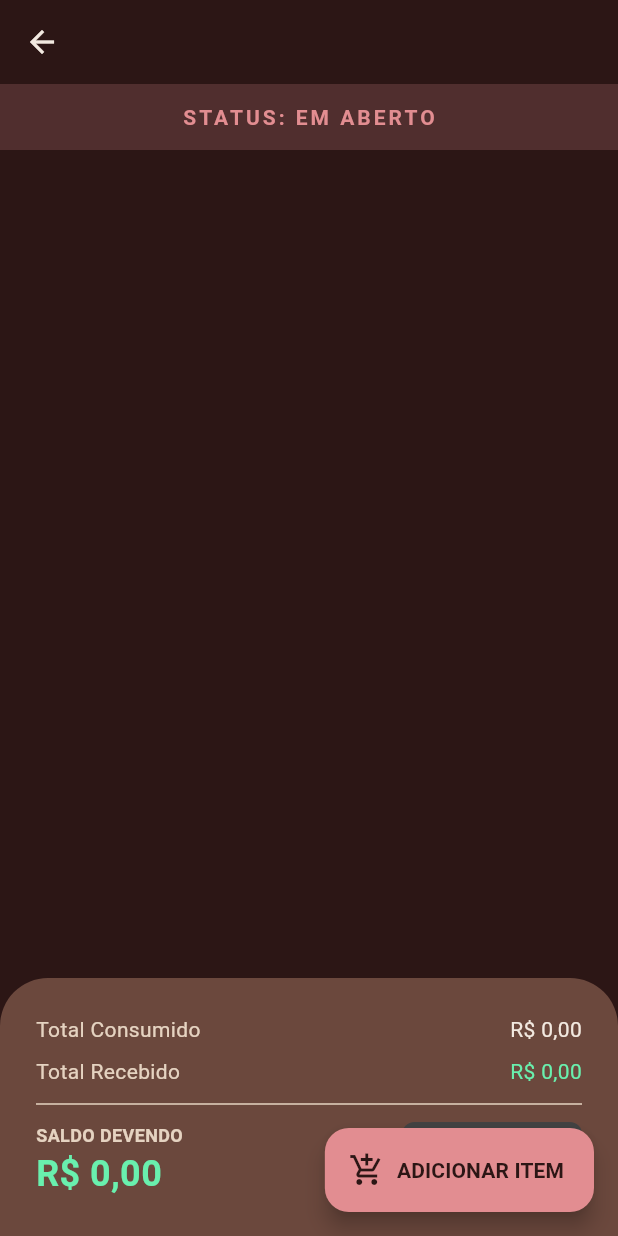
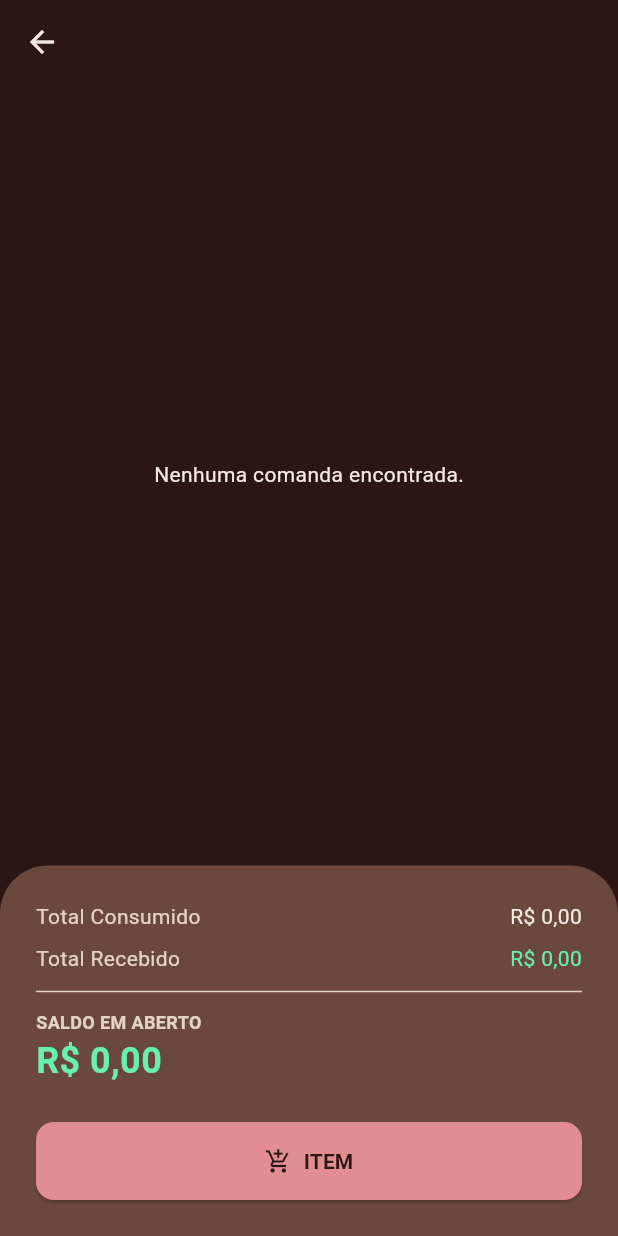
Before and after one commit to GiulianTF/Projeto_Bazar, a Flutter app: the ComandaDetailView screen opened directly with empty values, on a phone screen of 412 x 824 dp. Run offline on Flutter 3.47's test engine with Material 3 defaults, Android fonts, the phone set to English and light mode, and no system bars; our stand-ins replace cloud_firestore, firebase_core, qr_flutter, rxdart, screenshot, share_plus; missing offline and left inert: mobile_scanner; accounts and stored records are empty.

Commit message:
Correções de campos e formatação e implementação do sistema de atualização em tempo real

```diff
--- a/Projeto_Bazar/lib/features/casal/casal_module.dart
+++ b/Projeto_Bazar/lib/features/casal/casal_module.dart
@@ -9,9 +9,9 @@ import 'presentation/views/casal_management_view.dart';
 class CasalModule {
   static Widget build() {
     final service = CasalRemoteService();
-    final repository = CasalRepository(service);
+    final comandaService = ComandaRemoteService();
 
-    final comandaService = ComandaRemoteService();
+    final repository = CasalRepository(service, comandaService);
     final comandaRepository = ComandaRepository(comandaService);
 
     final viewModel = CasalManagementViewModel(repository, comandaRepository);
--- a/Projeto_Bazar/lib/features/casal/data/repositories/casal_repository.dart
+++ b/Projeto_Bazar/lib/features/casal/data/repositories/casal_repository.dart
@@ -1,12 +1,14 @@
 import 'package:uuid/uuid.dart';
 import '../../../../shared/models/casal_model.dart';
 import '../services/casal_remote_service.dart';
+import '../../../comanda/data/services/comanda_remote_service.dart';
 
 class CasalRepository {
   final CasalRemoteService _remoteService;
+  final ComandaRemoteService _comandaRemoteService;
   final _uuid = const Uuid();
 
-  CasalRepository(this._remoteService);
+  CasalRepository(this._remoteService, this._comandaRemoteService);
 
   Future<List<CasalModel>> getCasais() async {
     return await _remoteService.getCasais();
@@ -29,6 +31,9 @@ class CasalRepository {
   }
 
   Future<void> deleteCasal(String id) async {
+    // 1. Deletar todos os dados associados (Comandas, Itens, Pagamentos)
+    await _comandaRemoteService.deleteAllDataByCasal(id);
+    // 2. Deletar o casal
     await _remoteService.deleteCasal(id);
   }
 }
--- a/Projeto_Bazar/lib/features/comanda/data/repositories/comanda_repository.dart
+++ b/Projeto_Bazar/lib/features/comanda/data/repositories/comanda_repository.dart
@@ -1,4 +1,5 @@
 import 'package:uuid/uuid.dart';
+import 'package:rxdart/rxdart.dart';
 import '../../../../shared/models/comanda_model.dart';
 import '../../../../shared/models/item_model.dart';
 import '../../../../shared/models/pagamento_model.dart';
@@ -25,6 +26,25 @@ class ComandaRepository {
       await _remoteService.createComanda(comanda);
     }
     return comanda;
+  }
+
+  Stream<ComandaModel?> obterComandaAtivaStream(String coupleId) {
+    // 1. Ouvir a comanda ativa
+    return _remoteService.getComandaStream(coupleId).switchMap((comanda) {
+      if (comanda == null) return Stream.value(null);
+
+      // 2. Se a comanda existe, ouvir seus itens e pagamentos em tempo real
+      return Rx.combineLatest2(
+        _remoteService.getItensStream(comanda.id),
+        _remoteService.getPagamentosStream(comanda.id),
+        (itens, pagamentos) {
+          return comanda.copyWith(
+            itens: itens,
+            pagamentos: pagamentos,
+          );
+        },
+      );
+    });
   }
 
   Future<ComandaModel> addItem(ComandaModel comanda, String descricao, double valor, int quantidade) async {
@@ -70,14 +90,4 @@ class ComandaRepository {
 
     return updatedComanda;
   }
-
-  Future<ComandaModel> pagarComanda(ComandaModel comanda) async {
-    if (comanda.saldoDevedor > 0) {
-      throw Exception('Não é possível encerrar uma comanda com saldo devedor.');
-    }
-
-    final updatedComanda = comanda.copyWith(status: ComandaStatus.paga);
-    await _remoteService.updateComanda(updatedComanda);
-    return updatedComanda;
-  }
 }
--- a/Projeto_Bazar/lib/features/comanda/presentation/views/comanda_detail_view.dart
+++ b/Projeto_Bazar/lib/features/comanda/presentation/views/comanda_detail_view.dart
@@ -59,30 +59,7 @@ class _ComandaDetailViewState extends State<ComandaDetailView> {
     );
   }
 
-  void _encerrar() {
-    showDialog(
-      context: context,
-      builder: (context) => AlertDialog(
-        backgroundColor: AppColors.backgroundDark,
-        title: const Text('Encerrar Comanda', style: TextStyle(color: AppColors.textPrimaryLight)),
-        content: const Text('O saldo está zerado. Deseja fechar definitivamente o ciclo dessa comanda?', style: TextStyle(color: AppColors.textPrimaryLight)),
-        actions: [
-          TextButton(
-            onPressed: () => Navigator.pop(context),
-            child: const Text('Cancelar', style: TextStyle(color: AppColors.cardPink)),
-          ),
-          ElevatedButton(
-            style: ElevatedButton.styleFrom(backgroundColor: AppColors.cardBrown),
-            onPressed: () {
-              Navigator.pop(context);
-              widget.viewModel.encerrarComanda();
-            },
-            child: const Text('Encerrar', style: TextStyle(color: AppColors.textPrimaryLight)),
-          )
-        ],
-      ),
-    );
-  }
+
 
   @override
   Widget build(BuildContext context) {
@@ -103,23 +80,26 @@ class _ComandaDetailViewState extends State<ComandaDetailView> {
         title: Text(widget.viewModel.coupleName ?? widget.coupleId),
         centerTitle: true,
       ),
-      body: widget.viewModel.isLoading && comanda == null
-          ? const Center(child: CircularProgressIndicator())
-          : widget.viewModel.errorMessage != null
-              ? Center(child: Text(widget.viewModel.errorMessage!, style: const TextStyle(color: AppColors.cardPink)))
-              : comanda == null
-                  ? const Center(child: Text('Nenhuma comanda encontrada.', style: TextStyle(color: AppColors.textPrimaryLight)))
-                  : Column(
-                      children: [
-                        _buildStatusHeader(comanda.status),
-                        if (widget.viewModel.isLoading) const LinearProgressIndicator(color: AppColors.accentCream),
-                        Expanded(
-                          child: ListView.builder(
+      body: widget.viewModel.errorMessage != null
+          ? Center(child: Text(widget.viewModel.errorMessage!, style: const TextStyle(color: AppColors.cardPink)))
+          : Column(
+              children: [
+                if (widget.viewModel.isLoading) const LinearProgressIndicator(color: AppColors.accentCream),
+                Expanded(
+                  child: RefreshIndicator(
+                    onRefresh: () => widget.viewModel.refresh(widget.coupleId),
+                    color: AppColors.accentCream,
+                    backgroundColor: AppColors.backgroundDark,
+                    child: comanda == null
+                        ? widget.viewModel.isLoading
+                            ? const Center(child: CircularProgressIndicator())
+                            : const Center(child: Text('Nenhuma comanda encontrada.', style: TextStyle(color: AppColors.textPrimaryLight)))
+                        : ListView.builder(
                             padding: const EdgeInsets.all(16),
+                            physics: const AlwaysScrollableScrollPhysics(),
                             itemCount: linhaDoTempo.length,
                             itemBuilder: (context, index) {
                               final itemTimeline = linhaDoTempo[index];
-
                               if (itemTimeline is ItemModel) {
                                 return _buildCardItem(itemTimeline);
                               } else if (itemTimeline is PagamentoModel) {
@@ -128,36 +108,17 @@ class _ComandaDetailViewState extends State<ComandaDetailView> {
                               return const SizedBox.shrink();
                             },
                           ),
-                        ),
-                        _buildFooter(comanda.totalConsumido, comanda.totalPago, comanda.saldoDevedor, comanda.status),
-                      ],
-                    ),
-      floatingActionButton: comanda != null && comanda.status != ComandaStatus.paga
-          ? Column(
-              mainAxisAlignment: MainAxisAlignment.end,
-              crossAxisAlignment: CrossAxisAlignment.end,
-              children: [
-                if (comanda.saldoDevedor > 0)
-                  FloatingActionButton.extended(
-                    heroTag: 'btn_pagar',
-                    backgroundColor: Colors.greenAccent.shade700,
-                    foregroundColor: AppColors.textPrimaryDark,
-                    onPressed: () => _showAddPagamentoDialog(comanda.saldoDevedor),
-                    icon: const Icon(Icons.attach_money),
-                    label: const Text('RECEBER', style: TextStyle(fontWeight: FontWeight.bold)),
                   ),
-                const SizedBox(height: 16),
-                FloatingActionButton.extended(
-                  heroTag: 'btn_add',
-                  backgroundColor: AppColors.cardPink,
-                  foregroundColor: AppColors.textPrimaryDark,
-                  onPressed: _showAddItemDialog,
-                  icon: const Icon(Icons.add_shopping_cart),
-                  label: const Text('ADICIONAR ITEM', style: TextStyle(fontWeight: FontWeight.bold)),
+                ),
+                _buildFooter(
+                  comanda?.totalConsumido ?? 0.0,
+                  comanda?.totalPago ?? 0.0,
+                  comanda?.saldoDevedor ?? 0.0,
+                  comanda?.status ?? ComandaStatus.aberta,
                 ),
               ],
-            )
-          : null,
+            ),
+      floatingActionButton: null,
     );
   }
 
@@ -220,30 +181,7 @@ class _ComandaDetailViewState extends State<ComandaDetailView> {
     );
   }
 
-  Widget _buildStatusHeader(ComandaStatus status) {
-    Color statusColor;
-    String statusText;
 
-    if (status == ComandaStatus.paga) {
-      statusColor = Colors.greenAccent;
-      statusText = 'ENCERRADA';
-    } else {
-      statusColor = AppColors.cardPink;
-      statusText = 'EM ABERTO';
-    }
-
-    return Container(
-      width: double.infinity,
-      color: statusColor.withAlpha(51),
-      padding: const EdgeInsets.symmetric(vertical: 12),
-      child: Center(
-        child: Text(
-          'STATUS: $statusText',
-          style: TextStyle(color: statusColor, fontWeight: FontWeight.bold, letterSpacing: 2),
-        ),
-      ),
-    );
-  }
 
   Widget _buildFooter(double consumido, double pago, double saldo, ComandaStatus status) {
     return Container(
@@ -277,27 +215,51 @@ class _ComandaDetailViewState extends State<ComandaDetailView> {
                 Column(
                   crossAxisAlignment: CrossAxisAlignment.start,
                   children: [
-                    const Text('SALDO DEVENDO', style: TextStyle(color: AppColors.backgroundLight, fontSize: 12, fontWeight: FontWeight.bold)),
+                    const Text('SALDO EM ABERTO', style: TextStyle(color: AppColors.backgroundLight, fontSize: 12, fontWeight: FontWeight.bold)),
                     Text(
-                      NumberFormat.currency(locale: 'pt_BR', symbol: 'R\$').format(saldo),
-                      style: TextStyle(color: saldo == 0 ? Colors.greenAccent : AppColors.cardPink, fontSize: 24, fontWeight: FontWeight.bold),
+                      NumberFormat.currency(locale: 'pt_BR', symbol: 'R\$').format(saldo.abs() < 0.001 ? 0.0 : saldo),
+                      style: TextStyle(
+                        color: saldo.abs() < 0.001 ? Colors.greenAccent : AppColors.cardPink,
+                        fontSize: 24,
+                        fontWeight: FontWeight.bold,
+                      ),
                     ),
                   ],
                 ),
-                if (status != ComandaStatus.paga)
-                  ElevatedButton(
-                    onPressed: saldo == 0 && consumido > 0 ? _encerrar : null,
+              ],
+            ),
+            const SizedBox(height: 24),
+            Row(
+              children: [
+                if (saldo > 0.001) ...[
+                  Expanded(
+                    child: ElevatedButton.icon(
+                      onPressed: () => _showAddPagamentoDialog(saldo),
+                      style: ElevatedButton.styleFrom(
+                        backgroundColor: Colors.greenAccent.shade700,
+                        foregroundColor: AppColors.textPrimaryDark,
+                        padding: const EdgeInsets.symmetric(vertical: 16),
+                        shape: RoundedRectangleBorder(borderRadius: BorderRadius.circular(12)),
+                      ),
+                      icon: const Icon(Icons.attach_money),
+                      label: const Text('RECEBER', style: TextStyle(fontWeight: FontWeight.bold)),
+                    ),
+                  ),
+                  const SizedBox(width: 12),
+                ],
+                Expanded(
+                  child: ElevatedButton.icon(
+                    onPressed: _showAddItemDialog,
                     style: ElevatedButton.styleFrom(
-                      backgroundColor: Colors.green.shade600,
-                      foregroundColor: Colors.white,
-                      disabledBackgroundColor: Colors.grey.shade800,
-                      disabledForegroundColor: Colors.grey.shade400,
-                      padding: const EdgeInsets.symmetric(horizontal: 24, vertical: 16),
+                      backgroundColor: AppColors.cardPink,
+                      foregroundColor: AppColors.textPrimaryDark,
+                      padding: const EdgeInsets.symmetric(vertical: 16),
+                      shape: RoundedRectangleBorder(borderRadius: BorderRadius.circular(12)),
                     ),
-                    child: const Text('ENCERRAR', style: TextStyle(fontWeight: FontWeight.bold)),
-                  )
-                else
-                  const Icon(Icons.check_circle, color: Colors.greenAccent, size: 48),
+                    icon: const Icon(Icons.add_shopping_cart),
+                    label: const Text('ITEM', style: TextStyle(fontWeight: FontWeight.bold)),
+                  ),
+                ),
               ],
             ),
           ],
--- a/Projeto_Bazar/lib/features/scanner/presentation/views/scanner_view.dart
+++ b/Projeto_Bazar/lib/features/scanner/presentation/views/scanner_view.dart
@@ -21,8 +21,9 @@ class _ScannerViewState extends State<ScannerView> {
   final ScannerViewModel _viewModel = ScannerViewModel();
 
   void _navigateToComanda(String coupleId) {
-    final comandaRepo = ComandaRepository(ComandaRemoteService());
-    final casalRepo = CasalRepository(CasalRemoteService());
+    final comandaService = ComandaRemoteService();
+    final comandaRepo = ComandaRepository(comandaService);
+    final casalRepo = CasalRepository(CasalRemoteService(), comandaService);
     final comandaViewModel = ComandaDetailViewModel(comandaRepo, casalRepo);
 
     Navigator.push(
--- a/Projeto_Bazar/pubspec.yaml
+++ b/Projeto_Bazar/pubspec.yaml
@@ -45,6 +45,7 @@ dependencies:
   qr_flutter: ^4.1.0
   share_plus: ^12.0.2
   screenshot: ^3.0.0
+  rxdart: ^0.28.0
 dev_dependencies:
   flutter_test:
     sdk: flutter
```
Also changed, not shown: Projeto_Bazar/lib/features/comanda/data/services/comanda_remote_service.dart (+64 -0 lines), Projeto_Bazar/lib/features/comanda/presentation/viewmodels/comanda_detail_viewmodel.dart (+30 -24 lines), Projeto_Bazar/lib/features/comanda/presentation/widgets/add_item_dialog.dart (+6 -3 lines), Projeto_Bazar/lib/features/comanda/presentation/widgets/add_pagamento_dialog.dart (+36 -8 lines), Projeto_Bazar/lib/shared/utils/currency_input_formatter.dart (added, +27 -0 lines), Projeto_Bazar/pubspec.lock.
